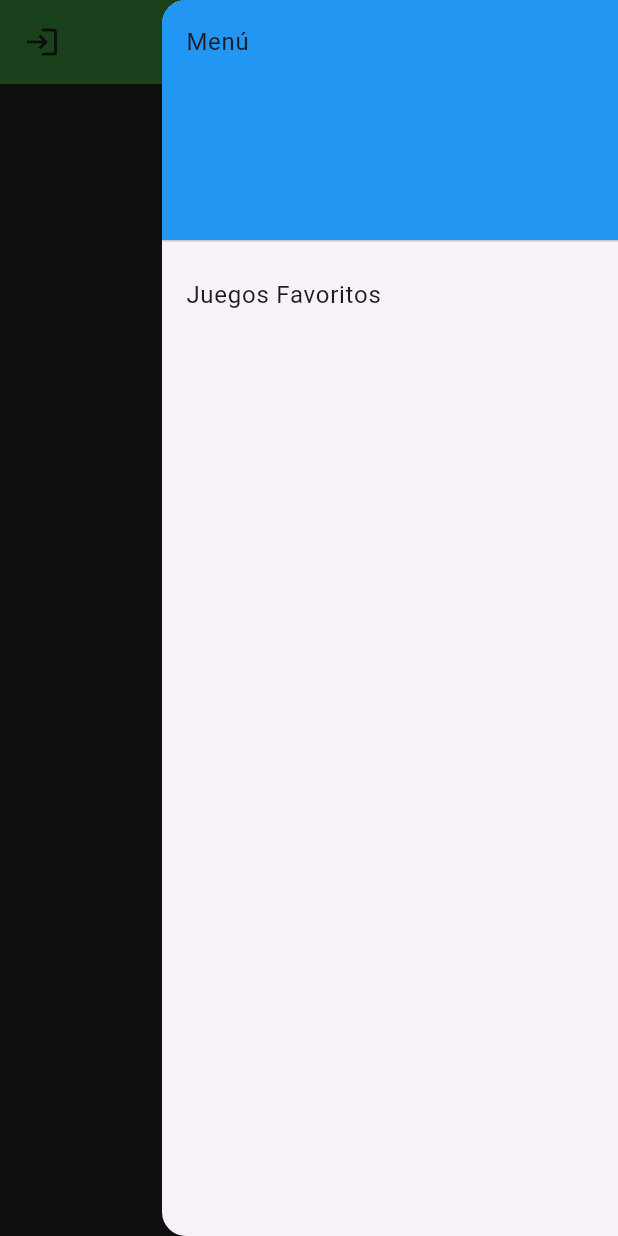
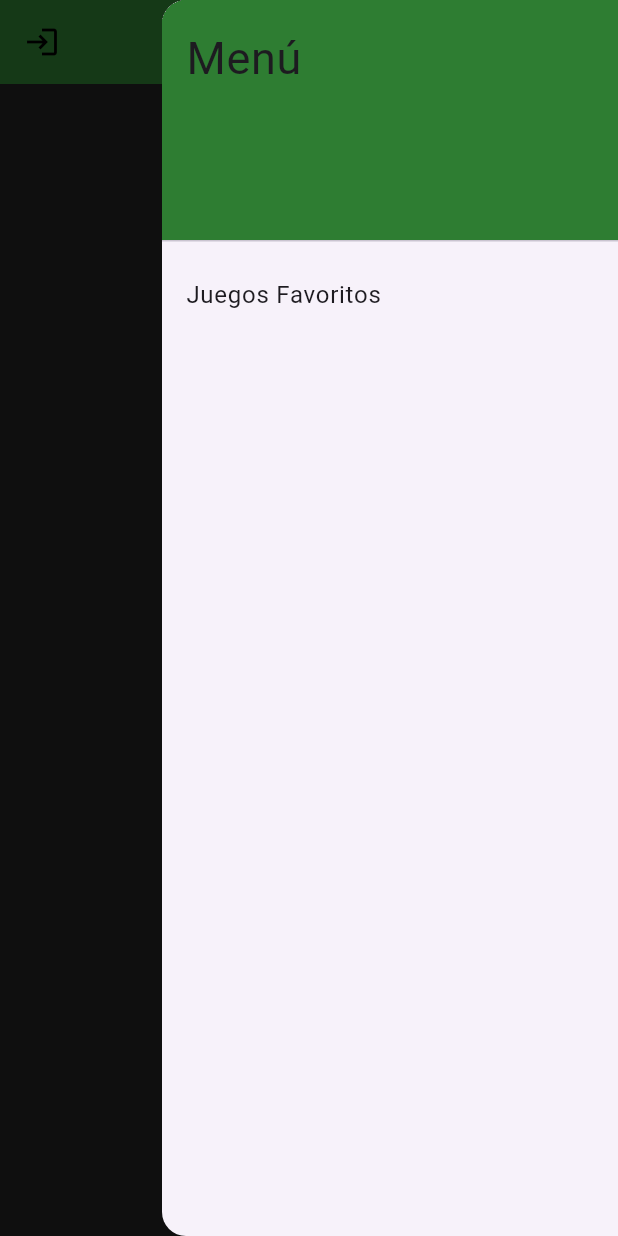
Before and after one commit to ElEdwinJSH/api_zelda, a Flutter app: the HomeScreen screen opened directly with empty values, with the side drawer open, on a phone screen of 412 x 824 dp. Run offline on Flutter 3.47's test engine with Material 3 defaults, Android fonts, the phone set to English and light mode, and no system bars; drawn by our look-alikes of card_swiper; our stand-ins replace audioplayers, flutter_secure_storage; accounts and stored records are empty; network calls fail.

Commit message:
mini cambios

```diff
--- a/lib/screens/home_screen.dart
+++ b/lib/screens/home_screen.dart
@@ -69,7 +69,7 @@ class _HomeScreenState extends State<HomeScreen> {
 
     return Scaffold(
       appBar: AppBar(
-          backgroundColor: Colors.green.shade700,
+          backgroundColor: Colors.green.shade800,
           title: const Center(
             child: Text('Zelda API'),
           ),
@@ -79,7 +79,7 @@ class _HomeScreenState extends State<HomeScreen> {
             authService.logout();
             Navigator.pushReplacementNamed(context, 'login');
           },
-        ),),
+        ), iconTheme: IconThemeData(color: Colors.black),),
       endDrawer: DrawerN(),
       body: Center(child: Column(
         children: [
@@ -161,9 +161,12 @@ class DrawerN extends StatelessWidget {
         children: <Widget>[
           DrawerHeader(
             decoration: BoxDecoration(
-              color: Colors.blue,
+              color: Colors.green.shade800,
             ),
-            child: Text('Menú'),
+           child: Container(
+    height: 50, // Ajusta la altura según tus necesidades
+    child: Text('Menú',style: TextStyle(fontSize: 30),),
+  ),
           ),
           ListTile(
             title: Text('Juegos Favoritos'),
--- a/lib/screens/login_screen.dart
+++ b/lib/screens/login_screen.dart
@@ -48,7 +48,7 @@ class _LoginScreenState extends State<LoginScreen> {
             const SizedBox(
               height: 5,
             ),
-            Text('Login'),
+            Text('Bienvenido',style: TextStyle(fontSize: 30),),
             const SizedBox(
               height: 5,
             ),
```
Also changed, not shown: lib/screens/fav_game_screen.dart (+14 -18 lines), lib/services/auth_services.dart (+11 -17 lines), 1 other file.
